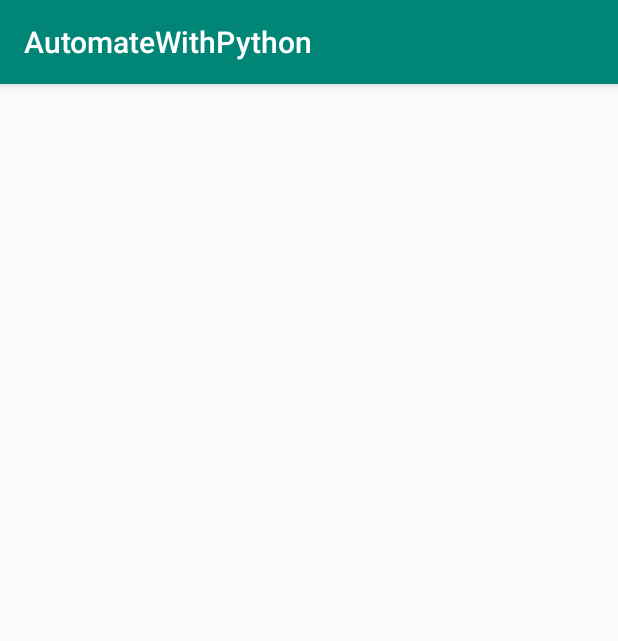
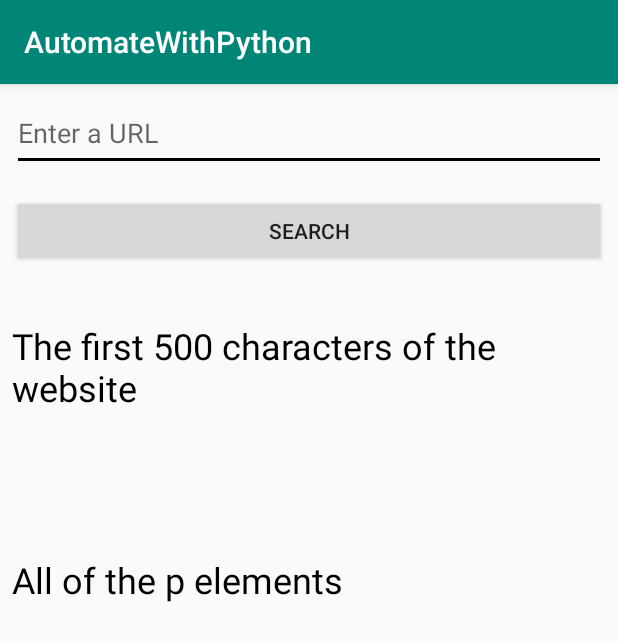
Before and after one commit to theapphideaway/AutomateWithPython, an Android app: the ChapterElevenActivity screen opened directly, with no data from a screen before it, on a phone screen of 412 x 824 dp. Shown: the top 641 px of the screen. Run offline under Robolectric (Android 15) with nearby library versions, the phone set to English and light mode, and no system bars; libraries missing offline, so code that uses them is left out: com.chaquo.python.

```diff
--- a/app/build.gradle
+++ b/app/build.gradle
@@ -20,6 +20,9 @@ android {
         }
         python {
             pip {
+                install "requests==2.21.0"
+                install "beautifulsoup4==4.7.0"
+                install "openpyxl==2.5.12"
 
             }
         }
--- a/app/src/main/java/com/theapphideaway/automatewithpython/Chapters/ChapterElevenActivity.kt
+++ b/app/src/main/java/com/theapphideaway/automatewithpython/Chapters/ChapterElevenActivity.kt
@@ -2,11 +2,32 @@ package com.theapphideaway.automatewithpython.Chapters
 
 import android.support.v7.app.AppCompatActivity
 import android.os.Bundle
+import android.widget.Toast
+import com.chaquo.python.Python
+import com.theapphideaway.automatewithpython.R
+import kotlinx.android.synthetic.main.activity_chapter_eleven.*
 
 class ChapterElevenActivity : AppCompatActivity() {
+
+    val py = Python.getInstance()
+    var pyClass = py.getModule("ChapterEleven")
 
     override fun onCreate(savedInstanceState: Bundle?) {
         super.onCreate(savedInstanceState)
         setContentView(R.layout.activity_chapter_eleven)
+
+
+        search_button.setOnClickListener {
+            var requestResult = pyClass.callAttr("open_web", url_edit_text.text.toString())
+            requests_text_view.text = requestResult.toString()
+
+            var soupResult = pyClass.callAttr("scrape_element", url_edit_text.text.toString())
+            p_elements_text_view.text = soupResult.toString()
+        }
+
+
+
+
+       // Toast.makeText(this, result.toString(), Toast.LENGTH_LONG).show()
     }
 }
--- a/app/src/main/res/layout/activity_chapter_eleven.xml
+++ b/app/src/main/res/layout/activity_chapter_eleven.xml
@@ -1,4 +1,8 @@
 <?xml version="1.0" encoding="utf-8"?>
+
+<ScrollView
+        android:layout_width="match_parent"
+        android:layout_height="match_parent" xmlns:android="http://schemas.android.com/apk/res/android">
 <android.support.constraint.ConstraintLayout
         xmlns:android="http://schemas.android.com/apk/res/android"
         xmlns:tools="http://schemas.android.com/tools"
@@ -7,4 +11,61 @@
         android:layout_height="match_parent"
         tools:context=".Chapters.ChapterElevenActivity">
 
+    <TextView
+            android:text=""
+            android:layout_width="match_parent"
+            android:layout_height="wrap_content"
+            android:id="@+id/requests_text_view"
+            app:layout_constraintStart_toStartOf="parent"
+            android:textColor="@color/colorAccent"
+            android:layout_marginStart="8dp" android:layout_marginTop="8dp"
+            app:layout_constraintTop_toBottomOf="@+id/textView6"/>
+    <EditText
+            android:layout_width="match_parent"
+            android:layout_height="50dp"
+            android:inputType="textPersonName"
+            android:hint="Enter a URL"
+            android:ems="10"
+            android:id="@+id/url_edit_text" android:layout_marginStart="8dp"
+            app:layout_constraintStart_toStartOf="parent" android:layout_marginTop="8dp"
+            app:layout_constraintTop_toTopOf="parent" android:layout_marginEnd="8dp"
+            app:layout_constraintEnd_toEndOf="parent"/>
+    <Button
+            android:text="Search"
+            android:layout_width="match_parent"
+            android:layout_height="wrap_content"
+            android:id="@+id/search_button" app:layout_constraintStart_toStartOf="parent"
+            android:layout_marginStart="8dp"
+            app:layout_constraintEnd_toEndOf="parent" android:layout_marginEnd="8dp"
+            app:layout_constraintHorizontal_bias="0.0"
+            android:layout_marginTop="16dp" app:layout_constraintTop_toBottomOf="@+id/url_edit_text"/>
+    <TextView
+            android:text="The first 500 characters of the website"
+            android:layout_width="match_parent"
+            android:layout_height="wrap_content"
+            android:layout_marginStart="8dp"
+            android:id="@+id/textView6" app:layout_constraintStart_toStartOf="parent"
+            android:layout_marginTop="36dp" app:layout_constraintTop_toBottomOf="@+id/search_button"
+            android:textColor="@color/colorAccent" android:textSize="24sp" android:layout_marginEnd="8dp"
+            app:layout_constraintEnd_toEndOf="parent"
+    />
+    <TextView
+            android:text="All of the p elements"
+            android:layout_width="match_parent"
+            android:layout_height="wrap_content"
+            android:id="@+id/textView7" android:layout_marginTop="68dp"
+            app:layout_constraintTop_toBottomOf="@+id/requests_text_view" app:layout_constraintStart_toStartOf="parent"
+            android:layout_marginStart="8dp" app:layout_constraintEnd_toEndOf="parent" android:layout_marginEnd="8dp"
+            android:textColor="@color/colorAccent" android:textSize="24sp"/>
+    <TextView
+            android:text=""
+            android:layout_width="match_parent"
+            android:layout_height="wrap_content"
+            android:id="@+id/p_elements_text_view" app:layout_constraintStart_toStartOf="parent" android:layout_marginStart="8dp"
+            android:layout_marginTop="40dp" app:layout_constraintTop_toBottomOf="@+id/textView7"
+            app:layout_constraintEnd_toEndOf="parent" android:layout_marginEnd="8dp"/>
+
+
+
 </android.support.constraint.ConstraintLayout>
+        </ScrollView>
```
Also changed, not shown: app/src/main/AndroidManifest.xml (+9 -2 lines), app/src/main/java/com/theapphideaway/automatewithpython/ChapterAdapter.kt (+20 -0 lines), app/src/main/java/com/theapphideaway/automatewithpython/Chapters/ChapterFourteenActivity.kt (added, +13 -0 lines), app/src/main/java/com/theapphideaway/automatewithpython/Chapters/ChapterThirteenActivity.kt (added, +13 -0 lines), app/src/main/java/com/theapphideaway/automatewithpython/Chapters/ChapterTwelveActivity.kt (added, +13 -0 lines), app/src/main/res/layout/activity_chapter_fourteen.xml (added, +10 -0 lines), app/src/main/res/layout/activity_chapter_thirteen.xml (added, +10 -0 lines), app/src/main/res/layout/activity_chapter_twelve.xml (added, +10 -0 lines), 4 other files.
